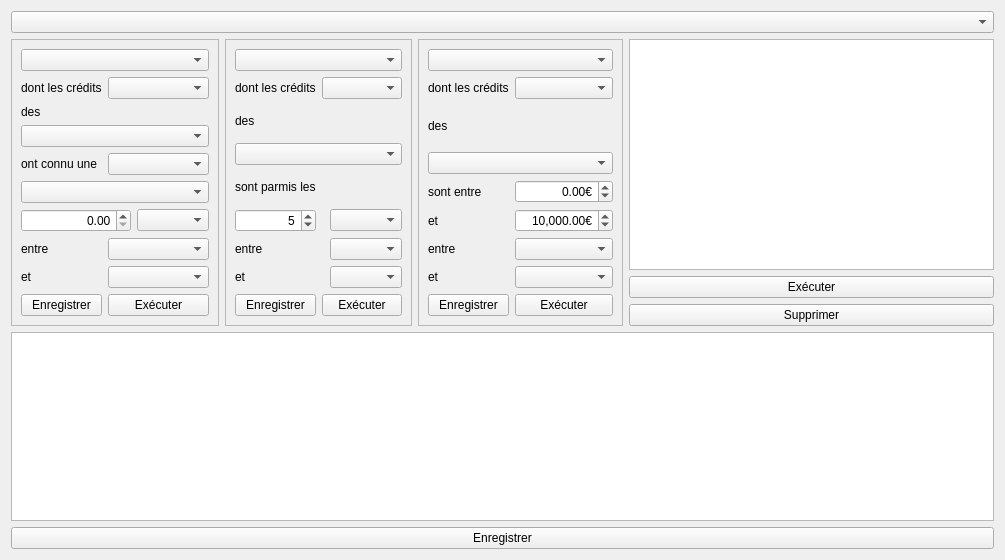
First picture: the form in formqueries.ui, repository GiPiLab/ProtonClassicSuite, before the edit.
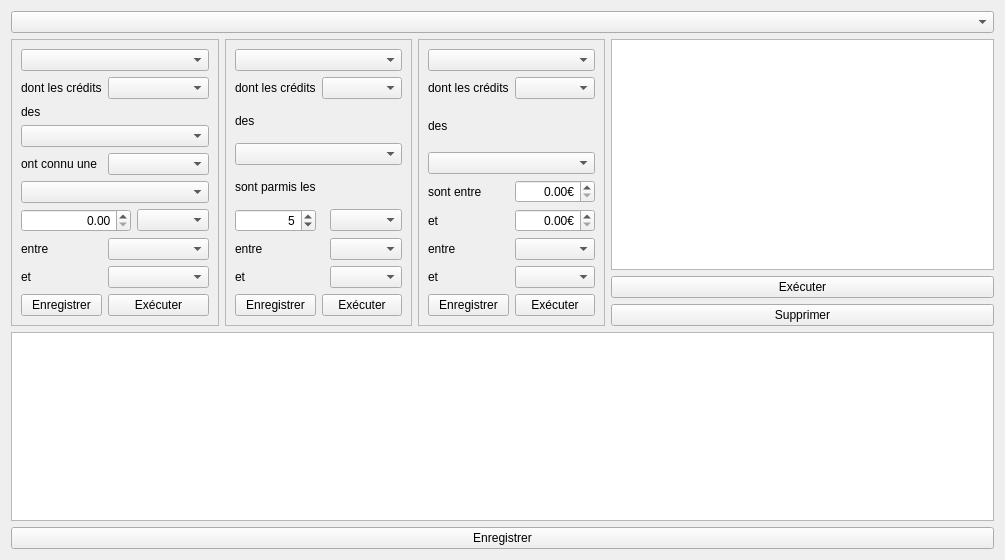
Second picture: the form after the edit.

```diff
--- a/formqueries.ui
+++ b/formqueries.ui
@@ -291,18 +291,6 @@
         <property name="suffix">
          <string>€</string>
         </property>
-        <property name="minimum">
-         <double>-400000000.000000000000000</double>
-        </property>
-        <property name="maximum">
-         <double>400000000.000000000000000</double>
-        </property>
-        <property name="singleStep">
-         <double>10.000000000000000</double>
-        </property>
-        <property name="value">
-         <double>10000.000000000000000</double>
-        </property>
        </widget>
       </item>
       <item row="6" column="1">
@@ -322,15 +310,6 @@
         <property name="suffix">
          <string>€</string>
         </property>
-        <property name="minimum">
-         <double>-400000000.000000000000000</double>
-        </property>
-        <property name="maximum">
-         <double>400000000.000000000000000</double>
-        </property>
-        <property name="singleStep">
-         <double>10.000000000000000</double>
-        </property>
        </widget>
       </item>
      </layout>
```
Left out of the diff: 3 changed lines with no effect on the pictures.
